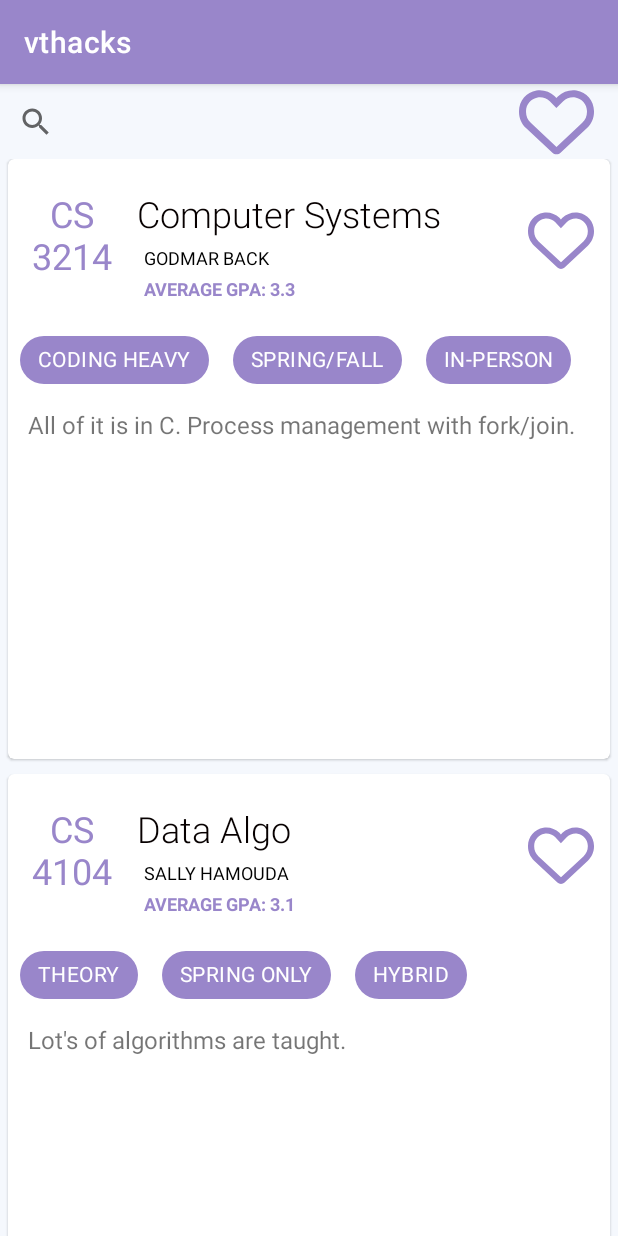
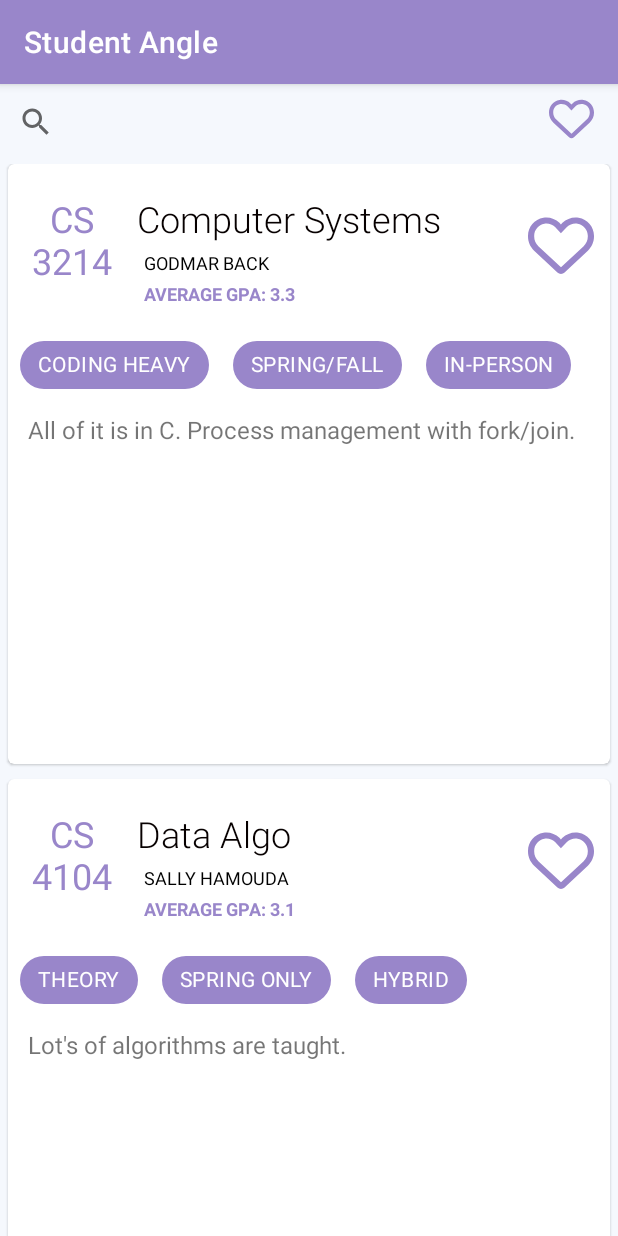
Before and after one commit to daltarace/vthacks, an Android app: the screen it shows after launch (MainActivity), on a phone screen of 412 x 824 dp. Run offline under Robolectric (Android 15) with nearby library versions, the phone set to English and light mode, and no system bars.

Commit message:
additional ui changes

```diff
--- a/app/src/main/res/layout/activity_main.xml
+++ b/app/src/main/res/layout/activity_main.xml
@@ -12,6 +12,7 @@
         android:id="@+id/rv_list"
         android:layout_width="0dp"
         android:layout_height="0dp"
+        android:layout_marginTop="3dp"
         app:layoutManager="androidx.recyclerview.widget.LinearLayoutManager"
         app:layout_constraintBottom_toBottomOf="parent"
         app:layout_constraintEnd_toEndOf="parent"
@@ -23,6 +24,7 @@
         android:id="@+id/searchView2"
         android:layout_width="339dp"
         android:layout_height="50dp"
+        app:queryBackground="@null"
         app:layout_constraintEnd_toStartOf="@+id/allfavoritebutton"
         app:layout_constraintHorizontal_bias="0.0"
         app:layout_constraintStart_toStartOf="parent"
@@ -31,8 +33,9 @@
 
     <Button
         android:id="@+id/allfavoritebutton"
-        android:layout_width="50dp"
-        android:layout_height="50dp"
+        android:layout_width="30dp"
+        android:layout_height="30dp"
+        android:layout_marginTop="8dp"
         android:layout_marginEnd="16dp"
         android:layout_marginBottom="8dp"
         android:background="@drawable/ic_heart_regular"
--- a/app/src/main/res/values/strings.xml
+++ b/app/src/main/res/values/strings.xml
@@ -1,3 +1,3 @@
 <resources>
-    <string name="app_name">vthacks</string>
+    <string name="app_name">Student Angle</string>
 </resources>
```
